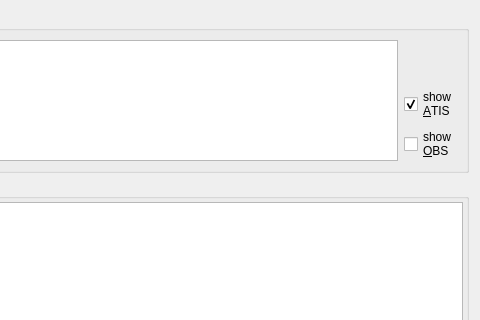
The window that src/AirportDetails.ui (qutescoop/qutescoop) describes before a commit, drawn with Qt 5; both pictures show x 433 to 913 and y 0 to 320 of the 913 by 524 pixel window.
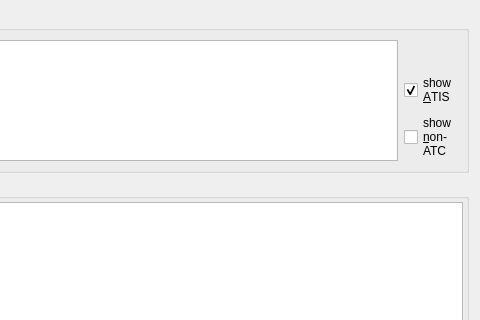
The same window after the commit. Icons and pictures are not drawn.

```diff
--- a/src/AirportDetails.ui
+++ b/src/AirportDetails.ui
@@ -235,7 +235,8 @@
             </property>
             <property name="text">
              <string>show 
-&amp;OBS</string>
+&amp;non-
+ATC</string>
             </property>
            </widget>
           </item>
```
Left out of the diff: 6 changed lines with no effect on the pictures.
